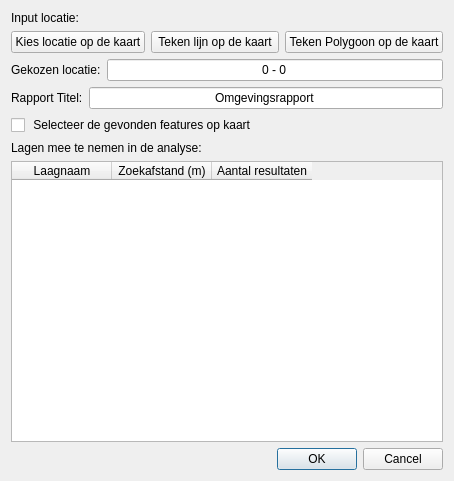
First picture: the form in ui_OmgevingsAnalyseDlg.ui, repository milieuinfo/OmgevingsAnalyse, before the edit.
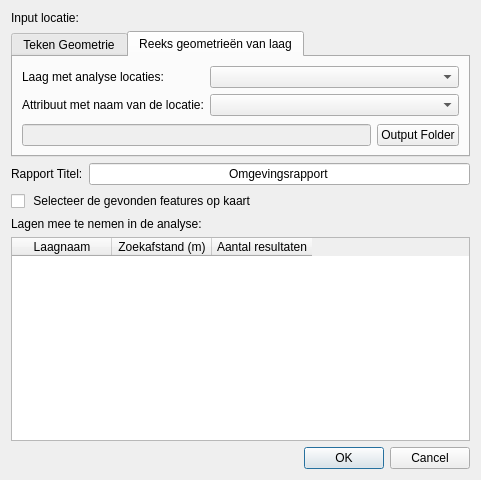
Second picture: the form after the edit. The open tabs and pages were chosen to show the change. Icons and pictures are not drawn.

The edit to the form file:
```diff
--- a/ui_OmgevingsAnalyseDlg.ui
+++ b/ui_OmgevingsAnalyseDlg.ui
@@ -6,8 +6,8 @@
    <rect>
     <x>0</x>
     <y>0</y>
-    <width>454</width>
-    <height>481</height>
+    <width>481</width>
+    <height>480</height>
    </rect>
   </property>
   <property name="windowTitle">
@@ -26,6 +26,22 @@
     </widget>
    </item>
    <item>
+    <widget class="QTabWidget" name="inputGeomTabs">
+     <property name="sizePolicy">
+      <sizepolicy hsizetype="Expanding" vsizetype="Minimum">
+       <horstretch>0</horstretch>
+       <verstretch>0</verstretch>
+      </sizepolicy>
+     </property>
+     <property name="currentIndex">
+      <number>0</number>
+     </property>
+     <widget class="QWidget" name="drawInputTab">
+      <attribute name="title">
+       <string>Teken Geometrie</string>
+      </attribute>
+      <layout class="QVBoxLayout" name="verticalLayout_2">
+       <item>
     <layout class="QHBoxLayout" name="horizontalLayout_4">
      <item>
       <widget class="QPushButton" name="manualLocationBtn">
@@ -73,6 +89,69 @@
       </widget>
      </item>
     </layout>
+       </item>
+      </layout>
+     </widget>
+     <widget class="QWidget" name="multiInputTab">
+      <attribute name="title">
+       <string>Reeks geometrieën van laag</string>
+      </attribute>
+      <layout class="QVBoxLayout" name="verticalLayout_3">
+       <item>
+        <layout class="QFormLayout" name="formLayout">
+         <item row="1" column="0">
+          <widget class="QLabel" name="label_3">
+           <property name="text">
+            <string>Laag met analyse locaties:</string>
+           </property>
+          </widget>
+         </item>
+         <item row="1" column="1">
+          <widget class="QComboBox" name="inputLayerCbx"/>
+         </item>
+         <item row="2" column="1">
+          <widget class="QComboBox" name="titleCbx">
+           <property name="sizePolicy">
+            <sizepolicy hsizetype="Preferred" vsizetype="Fixed">
+             <horstretch>0</horstretch>
+             <verstretch>0</verstretch>
+            </sizepolicy>
+           </property>
+          </widget>
+         </item>
+         <item row="2" column="0">
+          <widget class="QLabel" name="label_4">
+           <property name="text">
+            <string>Attribuut met naam van de locatie:</string>
+           </property>
+          </widget>
+         </item>
+        </layout>
+       </item>
+       <item>
+        <layout class="QHBoxLayout" name="horizontalLayout_5">
+         <item>
+          <widget class="QLineEdit" name="outPutTxt">
+           <property name="enabled">
+            <bool>false</bool>
+           </property>
+           <property name="readOnly">
+            <bool>true</bool>
+           </property>
+          </widget>
+         </item>
+         <item>
+          <widget class="QPushButton" name="outputBtn">
+           <property name="text">
+            <string>Output Folder</string>
+           </property>
+          </widget>
+         </item>
+        </layout>
+       </item>
+      </layout>
+     </widget>
+    </widget>
    </item>
    <item>
     <layout class="QHBoxLayout" name="horizontalLayout_2">
```
Lines whose indentation alone changed are shown as unchanged.
